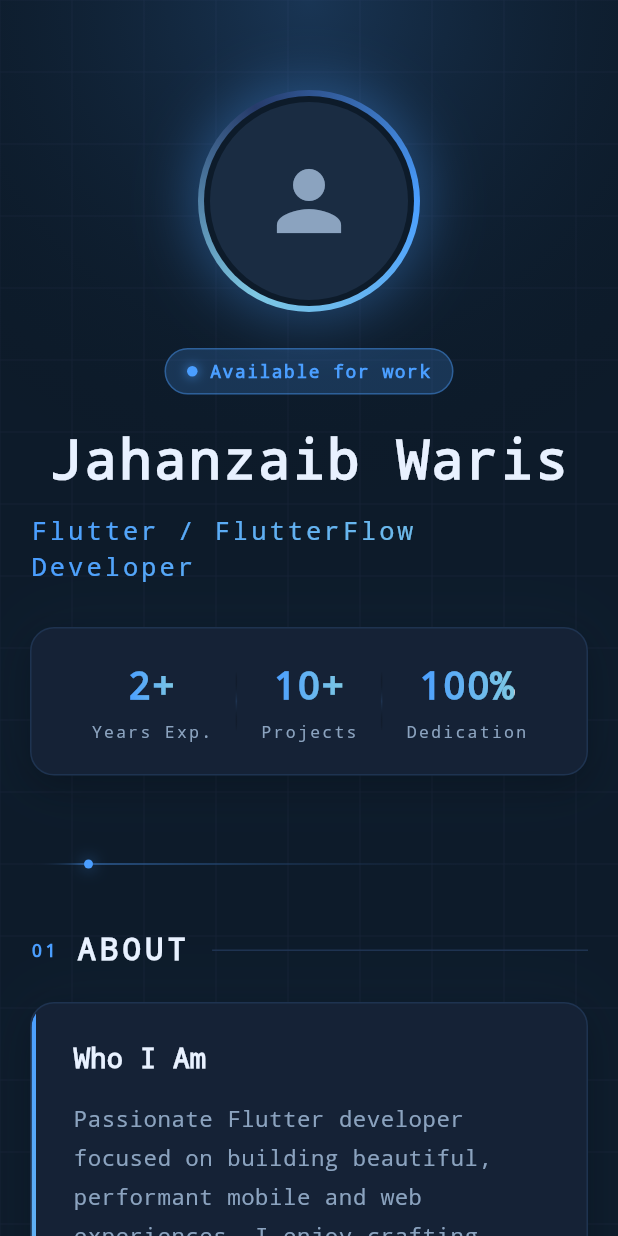
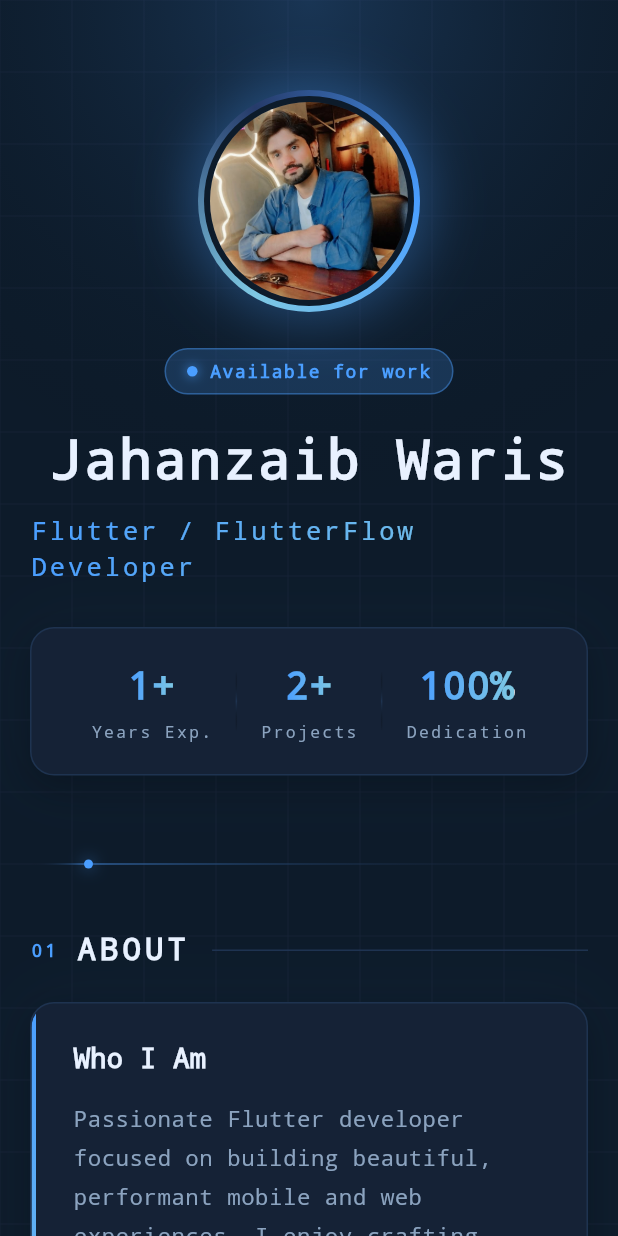
Before and after one commit to Jahanzaib-Waris/Personal-Portfolio, a Flutter app: the screen it shows after launch, on a phone screen of 412 x 824 dp. Run offline on Flutter 3.47's test engine with Material 3 defaults, Android fonts, the phone set to English and light mode, and no system bars.

Commit message:
Changed some content

```diff
--- a/lib/main.dart
+++ b/lib/main.dart
@@ -333,12 +333,13 @@
             CircleAvatar(
               radius: 66,
               backgroundColor: AppColors.surfaceAlt,
+              backgroundImage: AssetImage("assets/images/profilePhoto.jpeg"),
               // TODO: replace with real asset → backgroundImage: AssetImage("assets/images/profilePhoto.jpeg"),
-              child: const Icon(
-                Icons.person,
-                size: 64,
-                color: AppColors.textSecondary,
-              ),
+              // child: const Icon(
+              //   Icons.person,
+              //   size: 64,
+              //   color: AppColors.textSecondary,
+              // ),
             ),
           ],
         ),
@@ -423,9 +424,9 @@
           child: Row(
             mainAxisAlignment: MainAxisAlignment.spaceEvenly,
             children: const [
-              _StatItem(value: '2+', label: 'Years Exp.'), // ← edit
+              _StatItem(value: '1+', label: 'Years Exp.'), // ← edit
               _StatDivider(),
-              _StatItem(value: '10+', label: 'Projects'), // ← edit
+              _StatItem(value: '2+', label: 'Projects'), // ← edit
               _StatDivider(),
               _StatItem(value: '100%', label: 'Dedication'),
             ],
@@ -541,7 +542,7 @@
                   ), // ← edit
                   _InfoChip(
                     icon: Icons.school_outlined,
-                    label: 'Computer Science',
+                    label: 'Software Engineer',
                   ), // ← edit
                   _InfoChip(
                     icon: Icons.language,
```
Also changed, not shown: 1 other file.
